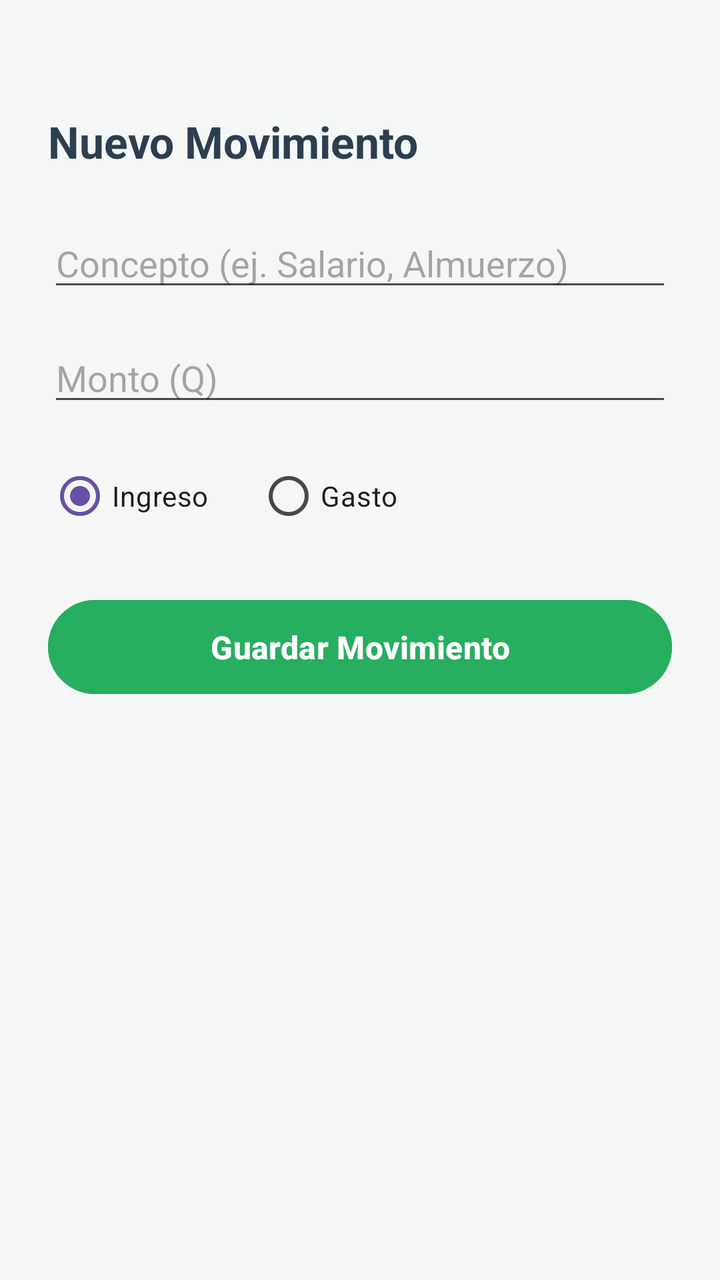
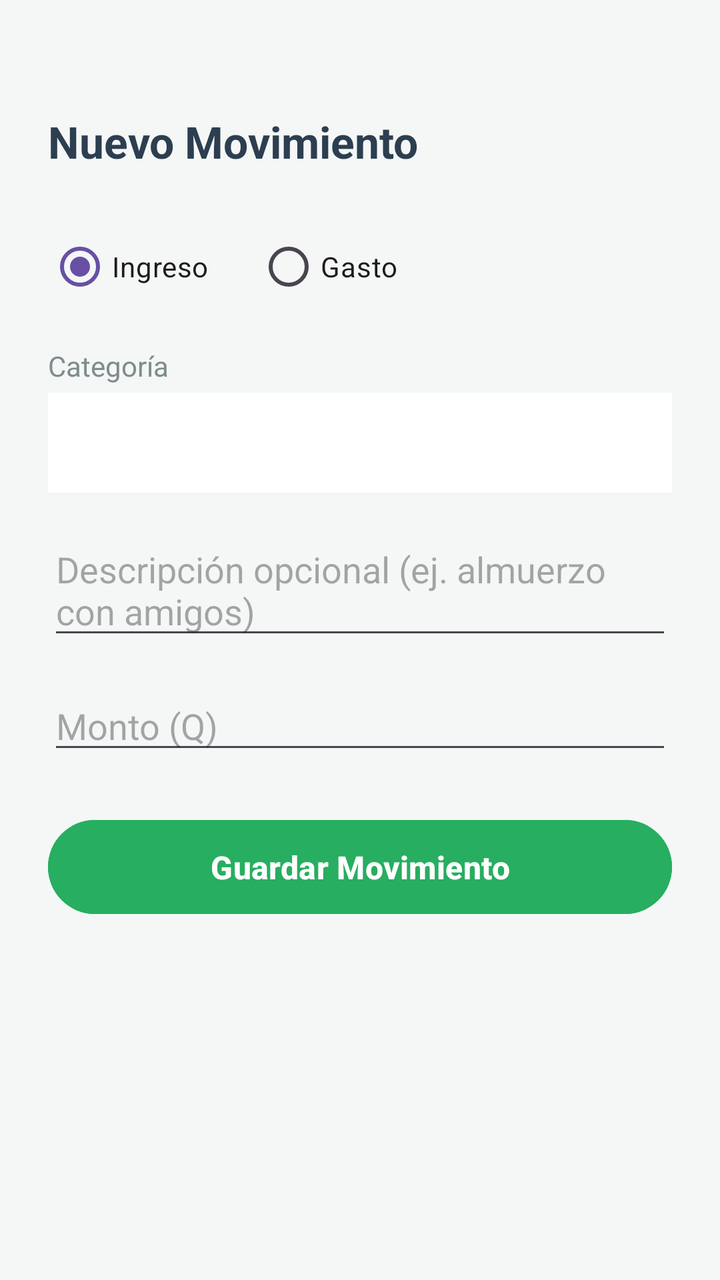

Screens rendered from an Android XML layout before and after an edit, with the pre-edit source and the edit as a unified diff.
<!-- AndroidManifest.xml: application theme Theme.AppFinanzas -->
<!-- res/layout/activity_formulario_movimiento.xml -->
<?xml version="1.0" encoding="utf-8"?>
<LinearLayout xmlns:android="http://schemas.android.com/apk/res/android"
    android:layout_width="match_parent"
    android:layout_height="match_parent"
    android:orientation="vertical"
    android:paddingStart="24dp"
    android:paddingEnd="24dp"
    android:paddingBottom="24dp"
    android:paddingTop="56dp"
    android:background="#F4F7F6">

    <TextView
        android:layout_width="wrap_content"
        android:layout_height="wrap_content"
        android:text="Nuevo Movimiento"
        android:textSize="22sp"
        android:textStyle="bold"
        android:textColor="#2C3E50"
        android:layout_marginBottom="24dp"/>

    <EditText
        android:id="@+id/etConcepto"
        android:layout_width="match_parent"
        android:layout_height="wrap_content"
        android:hint="Concepto (ej. Salario, Almuerzo)"
        android:layout_marginBottom="16dp"/>

    <EditText
        android:id="@+id/etMonto"
        android:layout_width="match_parent"
        android:layout_height="wrap_content"
        android:hint="Monto (Q)"
        android:inputType="numberDecimal"
        android:layout_marginBottom="16dp"/>

    <RadioGroup
        android:id="@+id/rgTipo"
        android:layout_width="match_parent"
        android:layout_height="wrap_content"
        android:orientation="horizontal"
        android:layout_marginBottom="24dp">

        <RadioButton
            android:id="@+id/rbIngreso"
            android:layout_width="wrap_content"
            android:layout_height="wrap_content"
            android:text="Ingreso"
            android:checked="true"/>

        <RadioButton
            android:id="@+id/rbGasto"
            android:layout_width="wrap_content"
            android:layout_height="wrap_content"
            android:layout_marginStart="24dp"
            android:text="Gasto"/>
    </RadioGroup>

    <Button
        android:id="@+id/btnGuardar"
        android:layout_width="match_parent"
        android:layout_height="55dp"
        android:text="Guardar Movimiento"
        android:backgroundTint="#27AE60"
        android:textColor="#FFFFFF"
        android:textSize="16sp"
        android:textStyle="bold"/>
</LinearLayout>
<!-- resources referenced by this layout -->
<resources>
  <style name="Theme.AppFinanzas" parent="Base.Theme.AppFinanzas" />
  <style name="Base.Theme.AppFinanzas" parent="Theme.Material3.DayNight.NoActionBar">
          
          
      </style>
</resources>

<!-- the commit's change to res/layout/activity_formulario_movimiento.xml (unified diff, before → after) -->
@@ -18,27 +18,13 @@
         android:textColor="#2C3E50"
         android:layout_marginBottom="24dp"/>
 
-    <EditText
-        android:id="@+id/etConcepto"
-        android:layout_width="match_parent"
-        android:layout_height="wrap_content"
-        android:hint="Concepto (ej. Salario, Almuerzo)"
-        android:layout_marginBottom="16dp"/>
-
-    <EditText
-        android:id="@+id/etMonto"
-        android:layout_width="match_parent"
-        android:layout_height="wrap_content"
-        android:hint="Monto (Q)"
-        android:inputType="numberDecimal"
-        android:layout_marginBottom="16dp"/>
-
+    
     <RadioGroup
         android:id="@+id/rgTipo"
         android:layout_width="match_parent"
         android:layout_height="wrap_content"
         android:orientation="horizontal"
-        android:layout_marginBottom="24dp">
+        android:layout_marginBottom="16dp">
 
         <RadioButton
             android:id="@+id/rbIngreso"
@@ -55,6 +41,37 @@
             android:text="Gasto"/>
     </RadioGroup>
 
+    
+    <TextView
+        android:layout_width="wrap_content"
+        android:layout_height="wrap_content"
+        android:text="Categoría"
+        android:textSize="14sp"
+        android:textColor="#7F8C8D"
+        android:layout_marginBottom="4dp"/>
+
+    <Spinner
+        android:id="@+id/spinnerCategoria"
+        android:layout_width="match_parent"
+        android:layout_height="50dp"
+        android:background="#FFFFFF"
+        android:layout_marginBottom="16dp"/>
+
+    <EditText
+        android:id="@+id/etConcepto"
+        android:layout_width="match_parent"
+        android:layout_height="wrap_content"
+        android:hint="Descripción opcional (ej. almuerzo con amigos)"
+        android:layout_marginBottom="16dp"/>
+
+    <EditText
+        android:id="@+id/etMonto"
+        android:layout_width="match_parent"
+        android:layout_height="wrap_content"
+        android:hint="Monto (Q)"
+        android:inputType="numberDecimal"
+        android:layout_marginBottom="24dp"/>
+
     <Button
         android:id="@+id/btnGuardar"
         android:layout_width="match_parent"
